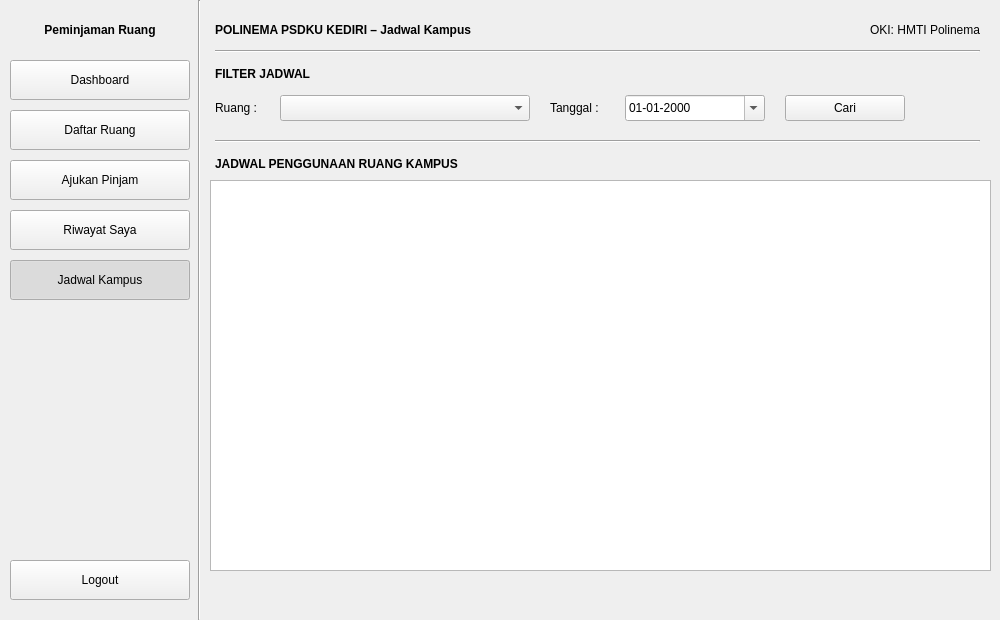
Qt form ui/jadwal_kampus.ui (Ariel-F-S/SistemPeminjamanRuangPolinemaKampusKediri) before a commit.
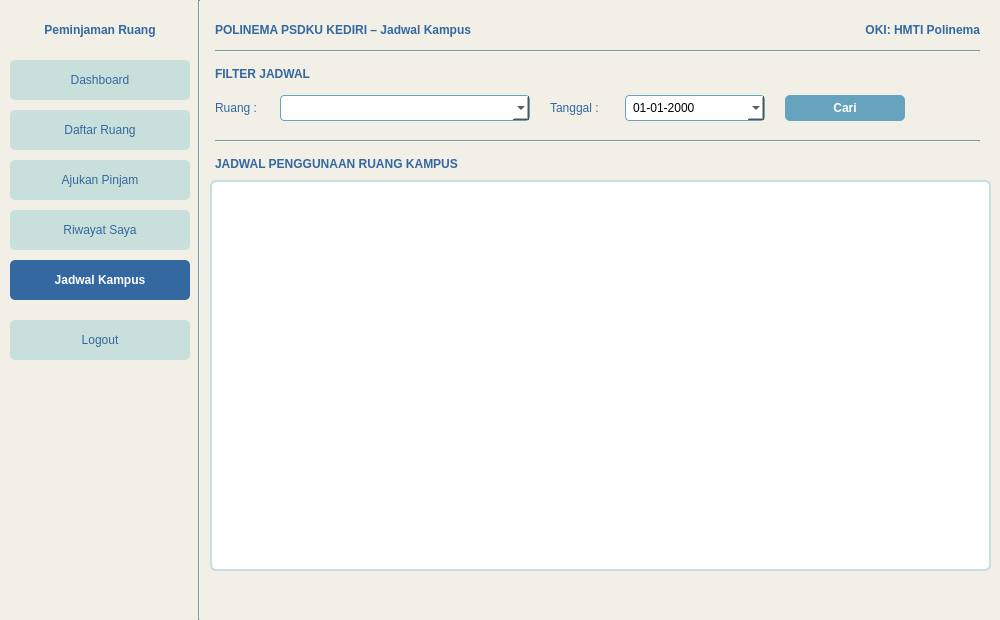
The same form after that commit. Icons and pictures are not drawn.

```diff
--- a/ui/jadwal_kampus.ui
+++ b/ui/jadwal_kampus.ui
@@ -17,6 +17,11 @@
    <iconset>
     <normaloff>icons/app.png</normaloff>icons/app.png</iconset>
   </property>
+  <property name="styleSheet">
+   <string notr="true">QWidget#JadwalKampus {
+    background-color: #F2EFE7;
+}</string>
+  </property>
   <widget class="QLabel" name="lblBrand">
    <property name="geometry">
     <rect>
@@ -32,6 +37,9 @@
      <bold>true</bold>
     </font>
    </property>
+   <property name="styleSheet">
+    <string notr="true">color: #3368A0;</string>
+   </property>
    <property name="text">
     <string>Peminjaman Ruang</string>
    </property>
@@ -48,6 +56,17 @@
      <height>40</height>
     </rect>
    </property>
+   <property name="styleSheet">
+    <string notr="true">QPushButton {
+    background-color: #C8DFDB;
+    color: #3368A0;
+    border-radius: 5px;
+}
+QPushButton:hover {
+    background-color: #66A3BF;
+    color: #FFFFFF;
+}</string>
+   </property>
    <property name="text">
     <string>Dashboard</string>
    </property>
@@ -77,6 +96,17 @@
      <height>40</height>
     </rect>
    </property>
+   <property name="styleSheet">
+    <string notr="true">QPushButton {
+    background-color: #C8DFDB;
+    color: #3368A0;
+    border-radius: 5px;
+}
+QPushButton:hover {
+    background-color: #66A3BF;
+    color: #FFFFFF;
+}</string>
+   </property>
    <property name="text">
     <string>Daftar Ruang</string>
    </property>
@@ -106,6 +136,17 @@
      <height>40</height>
     </rect>
    </property>
+   <property name="styleSheet">
+    <string notr="true">QPushButton {
+    background-color: #C8DFDB;
+    color: #3368A0;
+    border-radius: 5px;
+}
+QPushButton:hover {
+    background-color: #66A3BF;
+    color: #FFFFFF;
+}</string>
+   </property>
    <property name="text">
     <string>Ajukan Pinjam</string>
    </property>
@@ -135,6 +176,17 @@
      <height>40</height>
     </rect>
    </property>
+   <property name="styleSheet">
+    <string notr="true">QPushButton {
+    background-color: #C8DFDB;
+    color: #3368A0;
+    border-radius: 5px;
+}
+QPushButton:hover {
+    background-color: #66A3BF;
+    color: #FFFFFF;
+}</string>
+   </property>
    <property name="text">
     <string>Riwayat Saya</string>
    </property>
@@ -164,6 +216,14 @@
      <height>40</height>
     </rect>
    </property>
+   <property name="styleSheet">
+    <string notr="true">QPushButton {
+    background-color: #3368A0;
+    color: #FFFFFF;
+    border-radius: 5px;
+    font-weight: bold;
+}</string>
+   </property>
    <property name="text">
     <string>Jadwal Kampus</string>
    </property>
@@ -191,11 +251,22 @@
    <property name="geometry">
     <rect>
      <x>10</x>
-     <y>560</y>
+     <y>320</y>
      <width>180</width>
      <height>40</height>
     </rect>
    </property>
+   <property name="styleSheet">
+    <string notr="true">QPushButton {
+    background-color: #C8DFDB;
+    color: #3368A0;
+    border-radius: 5px;
+}
+QPushButton:hover {
+    background-color: #3368A0;
+    color: #FFFFFF;
+}</string>
+   </property>
    <property name="text">
     <string>Logout</string>
    </property>
@@ -219,6 +290,9 @@
      <height>620</height>
     </rect>
    </property>
+   <property name="styleSheet">
+    <string notr="true">background-color: #C8DFDB;</string>
+   </property>
    <property name="frameShape">
     <enum>QFrame::VLine</enum>
    </property>
@@ -241,6 +315,9 @@
      <bold>true</bold>
     </font>
    </property>
+   <property name="styleSheet">
+    <string notr="true">color: #3368A0;</string>
+   </property>
    <property name="text">
     <string>POLINEMA PSDKU KEDIRI – Jadwal Kampus</string>
    </property>
@@ -254,6 +331,10 @@
      <height>30</height>
     </rect>
    </property>
+   <property name="styleSheet">
+    <string notr="true">color: #3368A0;
+font-weight: bold;</string>
+   </property>
    <property name="text">
     <string>OKI: HMTI Polinema</string>
    </property>
@@ -270,6 +351,9 @@
      <height>2</height>
     </rect>
    </property>
+   <property name="styleSheet">
+    <string notr="true">background-color: #C8DFDB;</string>
+   </property>
    <property name="frameShape">
     <enum>QFrame::HLine</enum>
    </property>
@@ -292,6 +376,9 @@
      <bold>true</bold>
     </font>
    </property>
+   <property name="styleSheet">
+    <string notr="true">color: #3368A0;</string>
+   </property>
    <property name="text">
     <string>FILTER JADWAL</string>
    </property>
@@ -305,6 +392,9 @@
      <height>26</height>
     </rect>
    </property>
+   <property name="styleSheet">
+    <string notr="true">color: #3368A0;</string>
+   </property>
    <property name="text">
     <string>Ruang :</string>
    </property>
@@ -318,6 +408,12 @@
      <height>26</height>
     </rect>
    </property>
+   <property name="styleSheet">
+    <string notr="true">background-color: #FFFFFF;
+border: 1px solid #66A3BF;
+border-radius: 4px;
+padding-left: 5px;</string>
+   </property>
    <item>
     <property name="text">
      <string/>
@@ -348,6 +444,9 @@
      <height>26</height>
     </rect>
    </property>
+   <property name="styleSheet">
+    <string notr="true">color: #3368A0;</string>
+   </property>
    <property name="text">
     <string>Tanggal :</string>
    </property>
@@ -361,6 +460,12 @@
      <height>26</height>
     </rect>
    </property>
+   <property name="styleSheet">
+    <string notr="true">background-color: #FFFFFF;
+border: 1px solid #66A3BF;
+border-radius: 4px;
+padding-left: 5px;</string>
+   </property>
    <property name="displayFormat">
     <string>dd-MM-yyyy</string>
    </property>
@@ -377,6 +482,17 @@
      <height>26</height>
     </rect>
    </property>
+   <property name="styleSheet">
+    <string notr="true">QPushButton {
+    background-color: #66A3BF;
+    color: #FFFFFF;
+    border-radius: 5px;
+    font-weight: bold;
+}
+QPushButton:hover {
+    background-color: #3368A0;
+}</string>
+   </property>
    <property name="text">
     <string>Cari</string>
    </property>
@@ -394,6 +510,9 @@
      <height>2</height>
     </rect>
    </property>
+   <property name="styleSheet">
+    <string notr="true">background-color: #C8DFDB;</string>
+   </property>
    <property name="frameShape">
     <enum>QFrame::HLine</enum>
    </property>
@@ -416,6 +535,9 @@
      <bold>true</bold>
     </font>
    </property>
+   <property name="styleSheet">
+    <string notr="true">color: #3368A0;</string>
+   </property>
    <property name="text">
     <string>JADWAL PENGGUNAAN RUANG KAMPUS</string>
    </property>
@@ -429,6 +551,19 @@
      <height>391</height>
     </rect>
    </property>
+   <property name="styleSheet">
+    <string notr="true">QTableWidget {
+    background-color: #FFFFFF;
+    border: 2px solid #C8DFDB;
+    border-radius: 6px;
+}
+QHeaderView::section {
+    background-color: #3368A0;
+    color: #FFFFFF;
+    font-weight: bold;
+    padding: 4px;
+}</string>
+   </property>
   </widget>
  </widget>
  <resources/>
```
